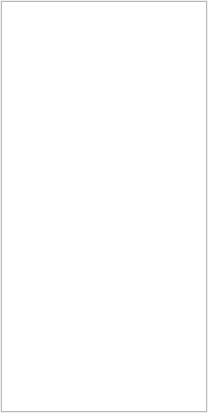
0xd34df00d/leechcraft, file src/plugins/azoth/mainwidget.ui: the form before one commit.
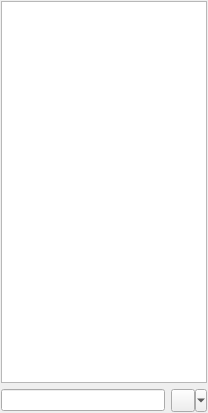
The form after the commit.

Commit message: Azoth: single-widget for managing statuses, closes #289.

```diff
--- a/src/plugins/azoth/mainwidget.ui
+++ b/src/plugins/azoth/mainwidget.ui
@@ -45,6 +45,23 @@
      </property>
     </widget>
    </item>
+   <item>
+    <layout class="QHBoxLayout" name="horizontalLayout">
+     <item>
+      <widget class="QLineEdit" name="FastStatusText_"/>
+     </item>
+     <item>
+      <widget class="QToolButton" name="FastStatusButton_">
+       <property name="text">
+        <string/>
+       </property>
+       <property name="popupMode">
+        <enum>QToolButton::MenuButtonPopup</enum>
+       </property>
+      </widget>
+     </item>
+    </layout>
+   </item>
   </layout>
   <action name="ActionAddAccount_">
    <property name="text">
```
The commit also changes 2 other files.
